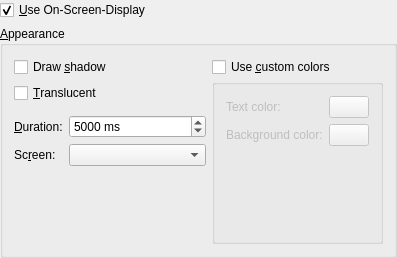
First picture: the form in src/configdialog/dialogs/OsdConfig.ui, repository KDE/amarok, before the edit.
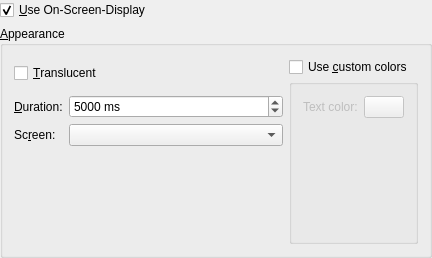
Second picture: the form after the edit. Custom widgets are drawn as their Qt base class.

Commit message: OSD Config dialog changes:  - Shadows option is removed as we will make them always on  - Remove background colour setting as SVGs deprecate/breaks this TODO: Disable the translucency option if windowOpacity property is not supported by the system

```diff
--- a/src/configdialog/dialogs/OsdConfig.ui
+++ b/src/configdialog/dialogs/OsdConfig.ui
@@ -5,7 +5,7 @@
    <rect>
     <x>0</x>
     <y>0</y>
-    <width>397</width>
+    <width>432</width>
     <height>258</height>
    </rect>
   </property>
@@ -35,13 +35,6 @@
       <string>&amp;Appearance</string>
      </property>
      <layout class="QGridLayout" name="gridLayout" >
-      <item row="0" column="0" colspan="2" >
-       <widget class="QCheckBox" name="kcfg_OsdDrawShadow" >
-        <property name="text" >
-         <string>Draw &amp;shadow</string>
-        </property>
-       </widget>
-      </item>
       <item rowspan="9" row="0" column="2" >
        <layout class="QVBoxLayout" >
         <property name="spacing" >
@@ -119,55 +112,7 @@
                </property>
               </widget>
              </item>
-             <item row="1" column="0" >
-              <widget class="QLabel" name="textLabel2_2" >
-               <property name="sizePolicy" >
-                <sizepolicy vsizetype="Preferred" hsizetype="Preferred" >
-                 <horstretch>1</horstretch>
-                 <verstretch>0</verstretch>
-                </sizepolicy>
-               </property>
-               <property name="whatsThis" >
-                <string>The color of the OSD background.</string>
-               </property>
-               <property name="frameShape" >
-                <enum>QFrame::NoFrame</enum>
-               </property>
-               <property name="text" >
-                <string>Background color:</string>
-               </property>
-               <property name="wordWrap" >
-                <bool>false</bool>
-               </property>
-              </widget>
-             </item>
              <item row="1" column="1" >
-              <widget class="KColorButton" name="kcfg_OsdBackgroundColor" >
-               <property name="sizePolicy" >
-                <sizepolicy vsizetype="Fixed" hsizetype="Preferred" >
-                 <horstretch>2</horstretch>
-                 <verstretch>0</verstretch>
-                </sizepolicy>
-               </property>
-               <property name="toolTip" >
-                <string>Click to select the background color of the OSD.</string>
-               </property>
-               <property name="whatsThis" >
-                <string>The color of the OSD background.</string>
-               </property>
-               <property name="text" >
-                <string/>
-               </property>
-               <property name="color" >
-                <color>
-                 <red>255</red>
-                 <green>0</green>
-                 <blue>0</blue>
-                </color>
-               </property>
-              </widget>
-             </item>
-             <item row="2" column="1" >
               <spacer name="verticalSpacer" >
                <property name="orientation" >
                 <enum>Qt::Vertical</enum>
```
Left out of the diff: 5 changed lines with no effect on the pictures. The commit also changes 3 other files.
